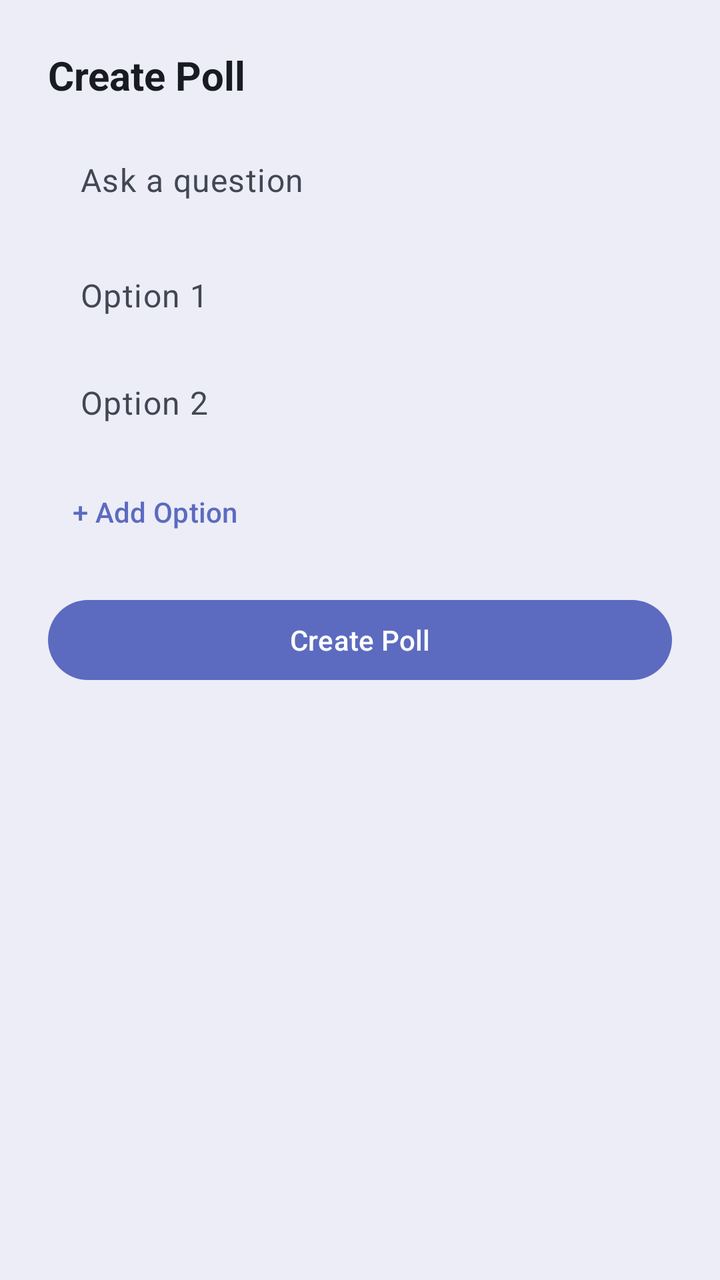
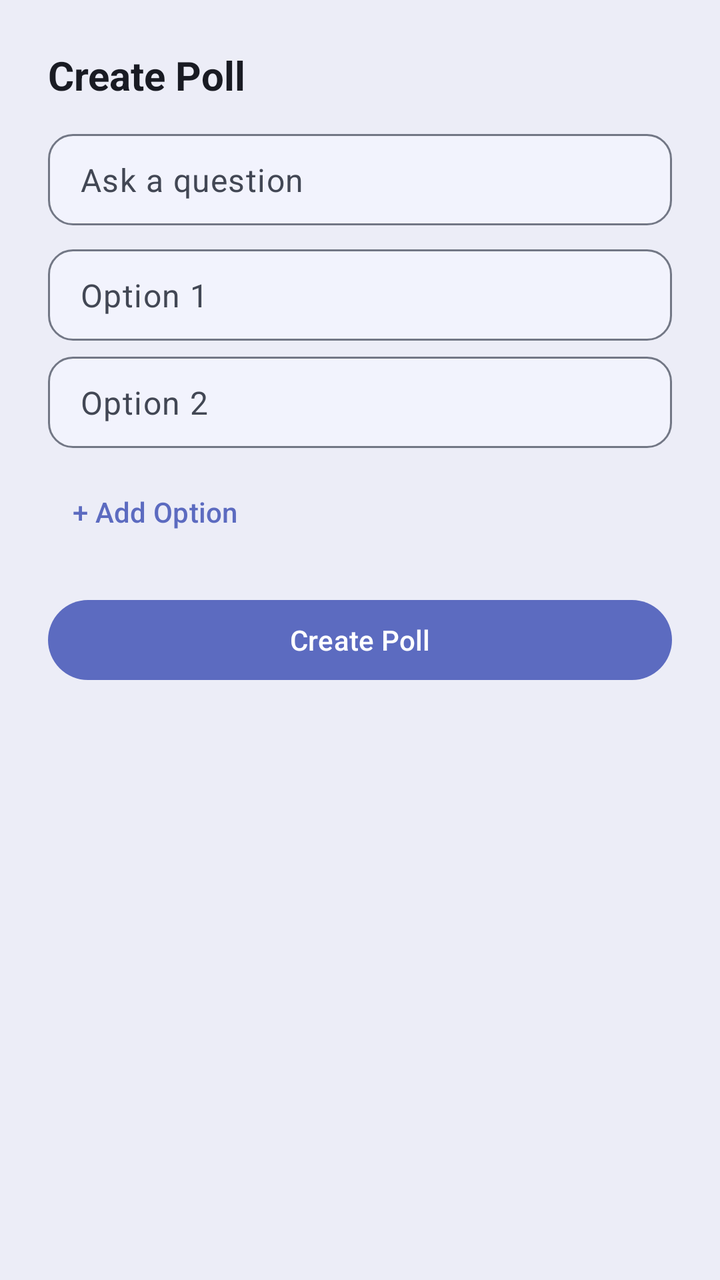

Before-and-after screenshots of an Android layout around one commit, followed by the original layout XML and the change that was made.
<!-- AndroidManifest.xml: application theme Theme.ChatSnap -->
<!-- res/layout/dialog_create_poll.xml -->
<?xml version="1.0" encoding="utf-8"?>
<LinearLayout xmlns:android="http://schemas.android.com/apk/res/android"
    android:layout_width="match_parent"
    android:layout_height="wrap_content"
    android:orientation="vertical"
    android:padding="24dp"
    android:background="?attr/colorSurface">

    <TextView
        android:layout_width="wrap_content"
        android:layout_height="wrap_content"
        android:text="Create Poll"
        android:textSize="20sp"
        android:textStyle="bold"
        android:textColor="?android:attr/textColorPrimary"
        android:layout_marginBottom="16dp" />

    <EditText
        android:id="@+id/etQuestion"
        android:layout_width="match_parent"
        android:layout_height="wrap_content"
        android:hint="Ask a question"
        android:padding="12dp"
        android:textColor="?android:attr/textColorPrimary"
        android:textColorHint="?android:attr/textColorSecondary"
        android:background="@drawable/edit_text_bg"
        android:layout_marginBottom="12dp" />

    <LinearLayout
        android:id="@+id/optionsContainer"
        android:layout_width="match_parent"
        android:layout_height="wrap_content"
        android:orientation="vertical">

        <EditText
            android:layout_width="match_parent"
            android:layout_height="wrap_content"
            android:hint="Option 1"
            android:padding="12dp"
            android:textColor="?android:attr/textColorPrimary"
            android:textColorHint="?android:attr/textColorSecondary"
            android:background="@drawable/edit_text_bg"
            android:layout_marginBottom="8dp" />

        <EditText
            android:layout_width="match_parent"
            android:layout_height="wrap_content"
            android:hint="Option 2"
            android:padding="12dp"
            android:textColor="?android:attr/textColorPrimary"
            android:textColorHint="?android:attr/textColorSecondary"
            android:background="@drawable/edit_text_bg"
            android:layout_marginBottom="8dp" />
    </LinearLayout>

    <com.google.android.material.button.MaterialButton
        android:id="@+id/btnAddOption"
        style="@style/Widget.Material3.Button.TextButton"
        android:layout_width="wrap_content"
        android:layout_height="wrap_content"
        android:text="+ Add Option"
        android:textAllCaps="false" />

    <com.google.android.material.button.MaterialButton
        android:id="@+id/btnCreatePoll"
        android:layout_width="match_parent"
        android:layout_height="wrap_content"
        android:text="Create Poll"
        android:layout_marginTop="16dp"
        android:textAllCaps="false" />
</LinearLayout>
<!-- resources referenced by this layout -->
<resources>
  <!-- drawable edit_text_bg (drawable) -->
  <?xml version="1.0" encoding="utf-8"?>
  <shape xmlns:android="http://schemas.android.com/apk/res/android">
      <solid android:color="@color/surface_container" />
      <corners android:radius="12dp" />
  </shape>
  <style name="Theme.ChatSnap" parent="Base.Theme.ChatSnap" />
  <color name="surface_container">#ecedf7</color>
  <style name="Base.Theme.ChatSnap" parent="Theme.Material3.DayNight.NoActionBar">
          
          <item name="colorPrimary">@color/primary</item>
          <item name="colorOnPrimary">@color/white</item>
          <item name="colorPrimaryContainer">@color/primary_container</item>
          <item name="colorOnPrimaryContainer">@color/white</item>
  
          <item name="colorSecondary">@color/secondary</item>
          <item name="colorOnSecondary">@color/white</item>
          <item name="colorSecondaryContainer">@color/secondary_container</item>
          <item name="colorOnSecondaryContainer">@color/on_surface</item>
  
          <item name="colorTertiary">#E966FF</item>
          <item name="colorOnTertiary">@color/white</item>
  
          <item name="android:windowBackground">@color/background</item>
          <item name="colorSurface">@color/surface_container</item>
          <item name="colorOnSurface">@color/on_surface</item>
          <item name="colorSurfaceVariant">@color/surface_container_low</item>
          <item name="colorOnSurfaceVariant">@color/on_surface_variant</item>
  
          <item name="colorOutline">@color/outline</item>
          <item name="colorOutlineVariant">@color/outline_variant</item>
  
          
          <item name="android:textColorPrimary">?attr/colorOnSurface</item>
          <item name="android:textColorSecondary">?attr/colorOnSurfaceVariant</item>
          <item name="android:textColorHint">?attr/colorOutline</item>
  
          
          <item name="android:statusBarColor">?attr/colorPrimary</item>
          <item name="android:windowLightStatusBar">false</item>
  
          
          <item name="chatBubbleSentColor">#DCF8C6</item>
          <item name="chatBubbleReceivedColor">@color/white</item>
          <item name="chatBubbleSentTextColor">@color/black</item>
          <item name="chatBubbleReceivedTextColor">@color/black</item>
  
          <item name="editTextStyle">@style/Widget.Material3.TextInputEditText.OutlinedBox</item>
          <item name="textInputStyle">@style/Widget.Material3.TextInputLayout.OutlinedBox</item>
          <item name="android:windowAnimationStyle">@style/Animation.Activity</item>
      </style>
  <color name="primary">#5C6BC0</color>
  <color name="white">#FFFFFFFF</color>
  <color name="primary_container">#7986CB</color>
  <color name="secondary">#5c5f61</color>
  <color name="secondary_container">#e0e3e5</color>
  <color name="on_surface">#191b23</color>
  <color name="background">#E8EAF6</color>
  <color name="surface_container_low">#f2f3fd</color>
  <color name="on_surface_variant">#424754</color>
  <color name="outline">#727785</color>
  <color name="outline_variant">#c2c6d6</color>
  <color name="black">#FF000000</color>
  <style name="Animation.Activity" parent="@android:style/Animation.Activity">
          <item name="android:activityOpenEnterAnimation">@anim/slide_in_right</item>
          <item name="android:activityOpenExitAnimation">@anim/slide_out_left</item>
          <item name="android:activityCloseEnterAnimation">@anim/slide_in_left</item>
          <item name="android:activityCloseExitAnimation">@anim/slide_out_right</item>
      </style>
</resources>

<!-- the commit's change to res/layout/dialog_create_poll.xml (unified diff, before → after) -->
@@ -1,71 +1,77 @@
 <?xml version="1.0" encoding="utf-8"?>
-<LinearLayout xmlns:android="http://schemas.android.com/apk/res/android"
+<ScrollView xmlns:android="http://schemas.android.com/apk/res/android"
     android:layout_width="match_parent"
     android:layout_height="wrap_content"
-    android:orientation="vertical"
-    android:padding="24dp"
-    android:background="?attr/colorSurface">
+    android:fillViewport="true">
 
-    <TextView
-        android:layout_width="wrap_content"
-        android:layout_height="wrap_content"
-        android:text="Create Poll"
-        android:textSize="20sp"
-        android:textStyle="bold"
-        android:textColor="?android:attr/textColorPrimary"
-        android:layout_marginBottom="16dp" />
-
-    <EditText
-        android:id="@+id/etQuestion"
+    <LinearLayout
         android:layout_width="match_parent"
         android:layout_height="wrap_content"
-        android:hint="Ask a question"
-        android:padding="12dp"
-        android:textColor="?android:attr/textColorPrimary"
-        android:textColorHint="?android:attr/textColorSecondary"
-        android:background="@drawable/edit_text_bg"
-        android:layout_marginBottom="12dp" />
+        android:orientation="vertical"
+        android:padding="24dp"
+        android:background="?attr/colorSurface">
 
-    <LinearLayout
-        android:id="@+id/optionsContainer"
-        android:layout_width="match_parent"
-        android:layout_height="wrap_content"
-        android:orientation="vertical">
+        <TextView
+            android:layout_width="wrap_content"
+            android:layout_height="wrap_content"
+            android:text="Create Poll"
+            android:textSize="20sp"
+            android:textStyle="bold"
+            android:textColor="?android:attr/textColorPrimary"
+            android:layout_marginBottom="16dp" />
 
         <EditText
+            android:id="@+id/etQuestion"
             android:layout_width="match_parent"
             android:layout_height="wrap_content"
-            android:hint="Option 1"
+            android:hint="Ask a question"
             android:padding="12dp"
             android:textColor="?android:attr/textColorPrimary"
             android:textColorHint="?android:attr/textColorSecondary"
             android:background="@drawable/edit_text_bg"
-            android:layout_marginBottom="8dp" />
+            android:layout_marginBottom="12dp" />
 
-        <EditText
+        <LinearLayout
+            android:id="@+id/optionsContainer"
             android:layout_width="match_parent"
             android:layout_height="wrap_content"
-            android:hint="Option 2"
-            android:padding="12dp"
-            android:textColor="?android:attr/textColorPrimary"
-            android:textColorHint="?android:attr/textColorSecondary"
-            android:background="@drawable/edit_text_bg"
-            android:layout_marginBottom="8dp" />
+            android:orientation="vertical">
+
+            <EditText
+                android:layout_width="match_parent"
+                android:layout_height="wrap_content"
+                android:hint="Option 1"
+                android:padding="12dp"
+                android:textColor="?android:attr/textColorPrimary"
+                android:textColorHint="?android:attr/textColorSecondary"
+                android:background="@drawable/edit_text_bg"
+                android:layout_marginBottom="8dp" />
+
+            <EditText
+                android:layout_width="match_parent"
+                android:layout_height="wrap_content"
+                android:hint="Option 2"
+                android:padding="12dp"
+                android:textColor="?android:attr/textColorPrimary"
+                android:textColorHint="?android:attr/textColorSecondary"
+                android:background="@drawable/edit_text_bg"
+                android:layout_marginBottom="8dp" />
+        </LinearLayout>
+
+        <com.google.android.material.button.MaterialButton
+            android:id="@+id/btnAddOption"
+            style="@style/Widget.Material3.Button.TextButton"
+            android:layout_width="wrap_content"
+            android:layout_height="wrap_content"
+            android:text="+ Add Option"
+            android:textAllCaps="false" />
+
+        <com.google.android.material.button.MaterialButton
+            android:id="@+id/btnCreatePoll"
+            android:layout_width="match_parent"
+            android:layout_height="wrap_content"
+            android:text="Create Poll"
+            android:layout_marginTop="16dp"
+            android:textAllCaps="false" />
     </LinearLayout>
-
-    <com.google.android.material.button.MaterialButton
-        android:id="@+id/btnAddOption"
-        style="@style/Widget.Material3.Button.TextButton"
-        android:layout_width="wrap_content"
-        android:layout_height="wrap_content"
-        android:text="+ Add Option"
-        android:textAllCaps="false" />
-
-    <com.google.android.material.button.MaterialButton
-        android:id="@+id/btnCreatePoll"
-        android:layout_width="match_parent"
-        android:layout_height="wrap_content"
-        android:text="Create Poll"
-        android:layout_marginTop="16dp"
-        android:textAllCaps="false" />
-</LinearLayout>
+</ScrollView>
<!-- resource entries referenced after the edit -->
@@ -3,8 +3,9 @@
   <!-- drawable edit_text_bg (drawable) -->
   <?xml version="1.0" encoding="utf-8"?>
   <shape xmlns:android="http://schemas.android.com/apk/res/android">
-      <solid android:color="@color/surface_container" />
+      <solid android:color="?attr/colorSurfaceVariant" />
       <corners android:radius="12dp" />
+      <stroke android:color="?attr/colorOutline" android:width="1dp" />
   </shape>
   <style name="Theme.ChatSnap" parent="Base.Theme.ChatSnap" />
   <color name="surface_container">#ecedf7</color>
